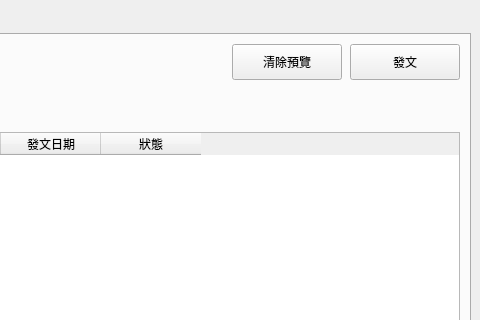
The window that layouts/Layout1.ui (jerrygskk/project_police) describes before a commit, drawn with Qt 5; both pictures show x 620 to 1100 and y 0 to 320 of the 1100 by 768 pixel window.
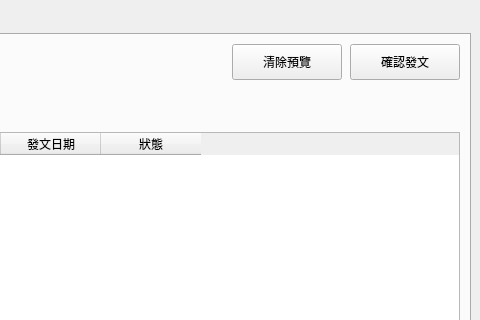
The same window after the commit.

The edit to the form file:
```diff
--- a/layouts/Layout1.ui
+++ b/layouts/Layout1.ui
@@ -66,7 +66,7 @@
            <widget class="QPushButton" name="btn_send">
             <property name="minimumSize"><size><width>110</width><height>36</height></size></property>
             <property name="maximumSize"><size><width>110</width><height>36</height></size></property>
-            <property name="text"><string>發文</string></property>
+            <property name="text"><string>確認發文</string></property>
            </widget>
           </item>
 
```
